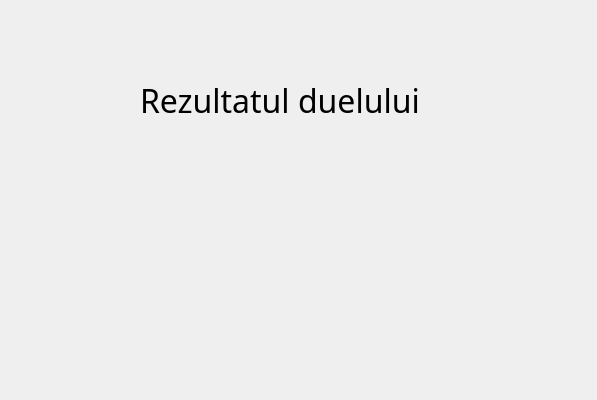
Before: the Qt Designer form Triviador/UI/forms/DuelResult.ui in andonealexandru/Triviador, drawn with Qt 5.
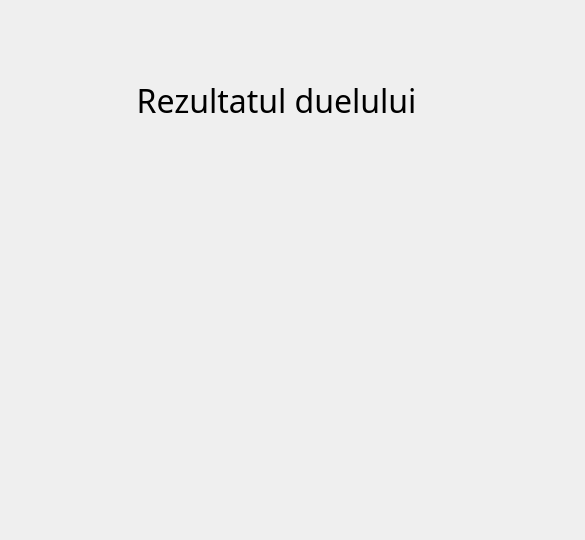
After: the same form once the commit is applied.

Commit message: implement requests and write results in DuelResult class

Patch:
```diff
--- a/Triviador/UI/forms/DuelResult.ui
+++ b/Triviador/UI/forms/DuelResult.ui
@@ -6,8 +6,8 @@
    <rect>
     <x>0</x>
     <y>0</y>
-    <width>597</width>
-    <height>400</height>
+    <width>585</width>
+    <height>540</height>
    </rect>
   </property>
   <property name="windowTitle">
@@ -17,9 +17,9 @@
    <widget class="QLabel" name="label">
     <property name="geometry">
      <rect>
-      <x>140</x>
+      <x>120</x>
       <y>60</y>
-      <width>321</width>
+      <width>421</width>
       <height>81</height>
      </rect>
     </property>
@@ -30,16 +30,16 @@
      </font>
     </property>
     <property name="text">
-     <string>Rezultatul duelului</string>
+     <string>  Rezultatul duelului</string>
     </property>
    </widget>
    <widget class="QWidget" name="verticalLayoutWidget">
     <property name="geometry">
      <rect>
-      <x>150</x>
+      <x>130</x>
       <y>140</y>
-      <width>271</width>
-      <height>161</height>
+      <width>331</width>
+      <height>321</height>
      </rect>
     </property>
     <property name="font">
```
The commit also changes 2 other files.
